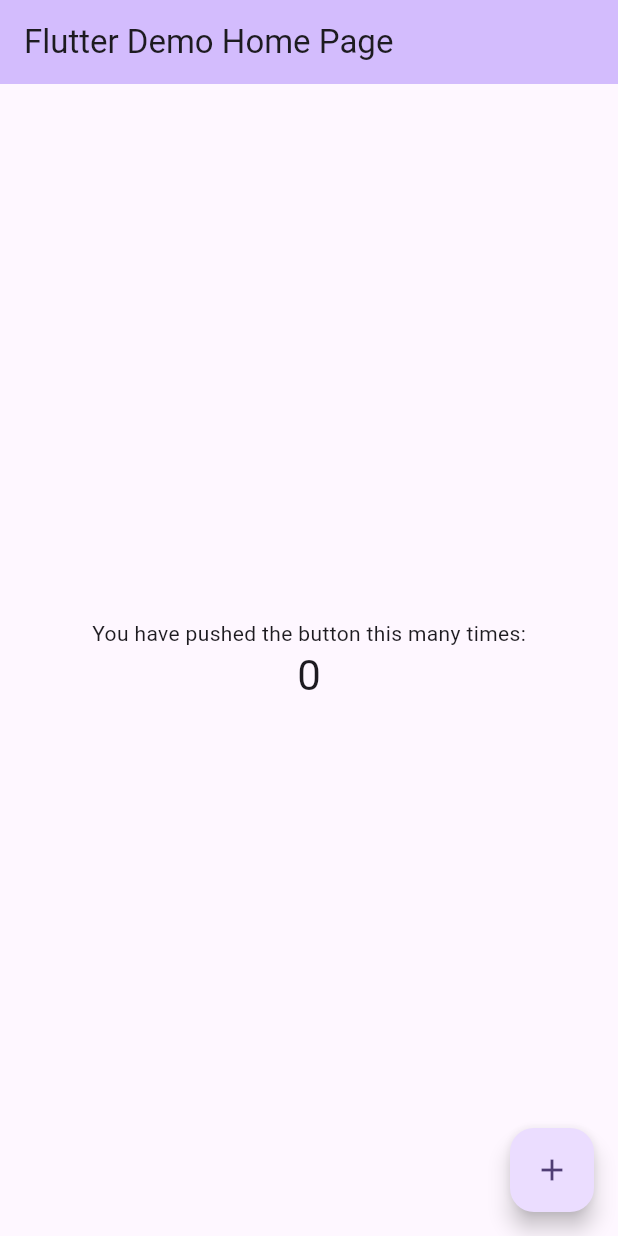
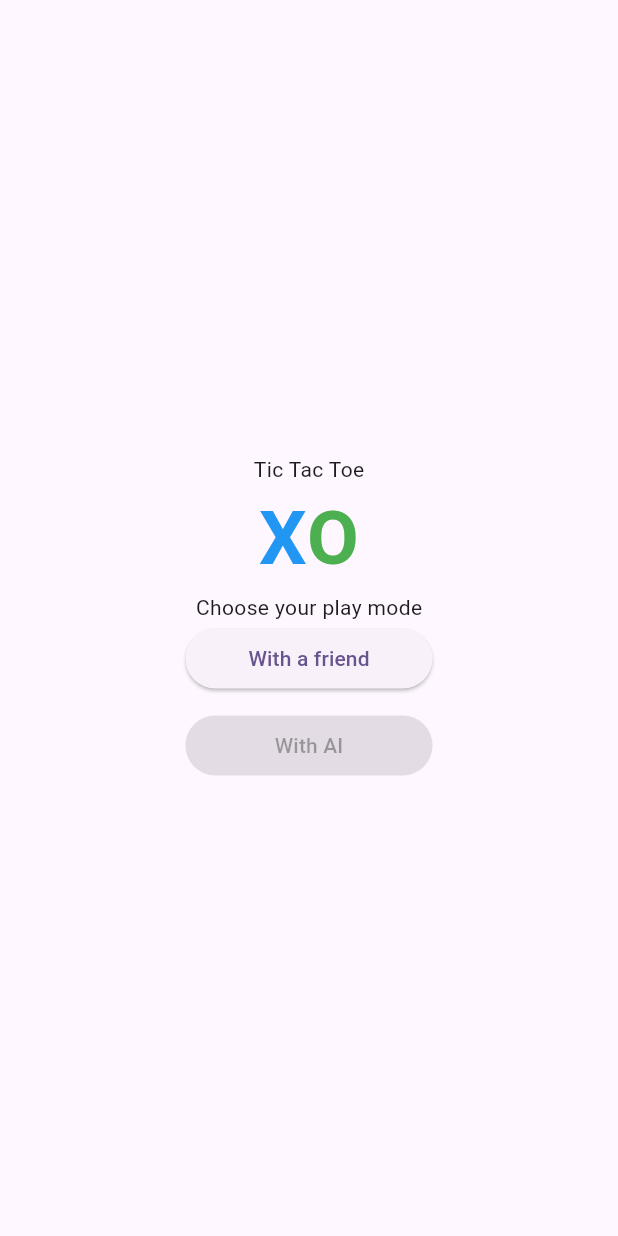
Before and after one commit to Siripongapr/tic_tac_toe, a Flutter app: the screen it shows after launch, on a phone screen of 412 x 824 dp. Run offline on Flutter 3.47's test engine with Material 3 defaults, Android fonts, the phone set to English and light mode, and no system bars.

Commit message:
feat: Setting up the project. Create simple menu UI.

```diff
--- a/lib/main.dart
+++ b/lib/main.dart
@@ -1,4 +1,5 @@
 import 'package:flutter/material.dart';
+import 'package:tic_tac_toe/route.dart';
 
 void main() {
   runApp(const MyApp());
@@ -11,115 +12,12 @@ class MyApp extends StatelessWidget {
   @override
   Widget build(BuildContext context) {
     return MaterialApp(
-      title: 'Flutter Demo',
-      theme: ThemeData(
-        // This is the theme of your application.
-        //
-        // TRY THIS: Try running your application with "flutter run". You'll see
-        // the application has a purple toolbar. Then, without quitting the app,
-        // try changing the seedColor in the colorScheme below to Colors.green
-        // and then invoke "hot reload" (save your changes or press the "hot
-        // reload" button in a Flutter-supported IDE, or press "r" if you used
-        // the command line to start the app).
-        //
-        // Notice that the counter didn't reset back to zero; the application
-        // state is not lost during the reload. To reset the state, use hot
-        // restart instead.
-        //
-        // This works for code too, not just values: Most code changes can be
-        // tested with just a hot reload.
-        colorScheme: ColorScheme.fromSeed(seedColor: Colors.deepPurple),
-        useMaterial3: true,
-      ),
-      home: const MyHomePage(title: 'Flutter Demo Home Page'),
-    );
+        title: 'Flutter Demo',
+        theme: ThemeData(
+          colorScheme: ColorScheme.fromSeed(seedColor: Colors.deepPurple),
+          useMaterial3: true,
+        ),
+        initialRoute: '/menu',
+        onGenerateRoute: RouterScreen.generateRoute);
   }
 }
-
-class MyHomePage extends StatefulWidget {
-  const MyHomePage({super.key, required this.title});
-
-  // This widget is the home page of your application. It is stateful, meaning
-  // that it has a State object (defined below) that contains fields that affect
-  // how it looks.
-
-  // This class is the configuration for the state. It holds the values (in this
-  // case the title) provided by the parent (in this case the App widget) and
-  // used by the build method of the State. Fields in a Widget subclass are
-  // always marked "final".
-
-  final String title;
-
-  @override
-  State<MyHomePage> createState() => _MyHomePageState();
-}
-
-class _MyHomePageState extends State<MyHomePage> {
-  int _counter = 0;
-
-  void _incrementCounter() {
-    setState(() {
-      // This call to setState tells the Flutter framework that something has
-      // changed in this State, which causes it to rerun the build method below
-      // so that the display can reflect the updated values. If we changed
-      // _counter without calling setState(), then the build method would not be
-      // called again, and so nothing would appear to happen.
-      _counter++;
-    });
-  }
-
-  @override
-  Widget build(BuildContext context) {
-    // This method is rerun every time setState is called, for instance as done
-    // by the _incrementCounter method above.
-    //
-    // The Flutter framework has been optimized to make rerunning build methods
-    // fast, so that you can just rebuild anything that needs updating rather
-    // than having to individually change instances of widgets.
-    return Scaffold(
-      appBar: AppBar(
-        // TRY THIS: Try changing the color here to a specific color (to
-        // Colors.amber, perhaps?) and trigger a hot reload to see the AppBar
-        // change color while the other colors stay the same.
-        backgroundColor: Theme.of(context).colorScheme.inversePrimary,
-        // Here we take the value from the MyHomePage object that was created by
-        // the App.build method, and use it to set our appbar title.
-        title: Text(widget.title),
-      ),
-      body: Center(
-        // Center is a layout widget. It takes a single child and positions it
-        // in the middle of the parent.
-        child: Column(
-          // Column is also a layout widget. It takes a list of children and
-          // arranges them vertically. By default, it sizes itself to fit its
-          // children horizontally, and tries to be as tall as its parent.
-          //
-          // Column has various properties to control how it sizes itself and
-          // how it positions its children. Here we use mainAxisAlignment to
-          // center the children vertically; the main axis here is the vertical
-          // axis because Columns are vertical (the cross axis would be
-          // horizontal).
-          //
-          // TRY THIS: Invoke "debug painting" (choose the "Toggle Debug Paint"
-          // action in the IDE, or press "p" in the console), to see the
-          // wireframe for each widget.
-          mainAxisAlignment: MainAxisAlignment.center,
-          children: <Widget>[
-            const Text(
-              'You have pushed the button this many times:',
-            ),
-            Text(
-              '$_counter',
-              style: Theme.of(context).textTheme.headlineMedium,
-            ),
-          ],
-        ),
-      ),
-      floatingActionButton: FloatingActionButton(
-        onPressed: _incrementCounter,
-        tooltip: 'Increment',
-        child: const Icon(Icons.add),
-      ), // This trailing comma makes auto-formatting nicer for build methods.
-    );
-  }
-}
--- /dev/null
+++ b/lib/menu.dart
@@ -0,0 +1,48 @@
+import 'package:flutter/material.dart';
+import 'package:flutter/widgets.dart';
+import 'package:tic_tac_toe/xo_icon.dart';
+
+class Menu extends StatelessWidget {
+  const Menu({super.key});
+  @override
+  Widget build(BuildContext context) {
+    return Scaffold(
+      body: Padding(
+        padding: EdgeInsets.symmetric(
+            horizontal: MediaQuery.of(context).size.width * 0.3),
+        child: Center(
+          child: Column(
+            mainAxisAlignment: MainAxisAlignment.center,
+            children: [
+              Text("Tic Tac Toe"),
+              Row(
+                mainAxisAlignment: MainAxisAlignment.center,
+                children: [XO(text: 'X'), XO(text: 'O')],
+              ),
+              Text("Choose your play mode"),
+              Row(
+                children: [
+                  Expanded(
+                    child: ElevatedButton(
+                        onPressed: () {
+                          Navigator.pushNamed(context, '/game');
+                        },
+                        child: Text('With a friend')),
+                  ),
+                ],
+              ),
+              SizedBox(height: 10),
+              Row(
+                children: [
+                  Expanded(
+                      child: ElevatedButton(
+                          onPressed: null, child: Text('With AI'))),
+                ],
+              ),
+            ],
+          ),
+        ),
+      ),
+    );
+  }
+}
--- /dev/null
+++ b/lib/route.dart
@@ -0,0 +1,20 @@
+import 'package:flutter/material.dart';
+import 'package:tic_tac_toe/menu.dart';
+
+class RouterScreen {
+  static Route<dynamic> generateRoute(RouteSettings settings) {
+    switch (settings.name) {
+      case '/menu':
+        return MaterialPageRoute(
+            settings: const RouteSettings(name: '/menu'),
+            builder: (_) => const Menu());
+
+      default:
+        return MaterialPageRoute(
+            builder: (_) => Scaffold(
+                  body: Center(
+                      child: Text('No route defined for ${settings.name}')),
+                ));
+    }
+  }
+}
--- /dev/null
+++ b/lib/xo_icon.dart
@@ -0,0 +1,15 @@
+import 'package:flutter/material.dart';
+
+class XO extends StatelessWidget {
+  const XO({super.key, required this.text});
+  final String text;
+
+  @override
+  Widget build(BuildContext context) {
+    return Text(text,
+        style: TextStyle(
+            fontSize: 50,
+            fontWeight: FontWeight.bold,
+            color: text == 'X' ? Colors.blue : Colors.green));
+  }
+}
```
